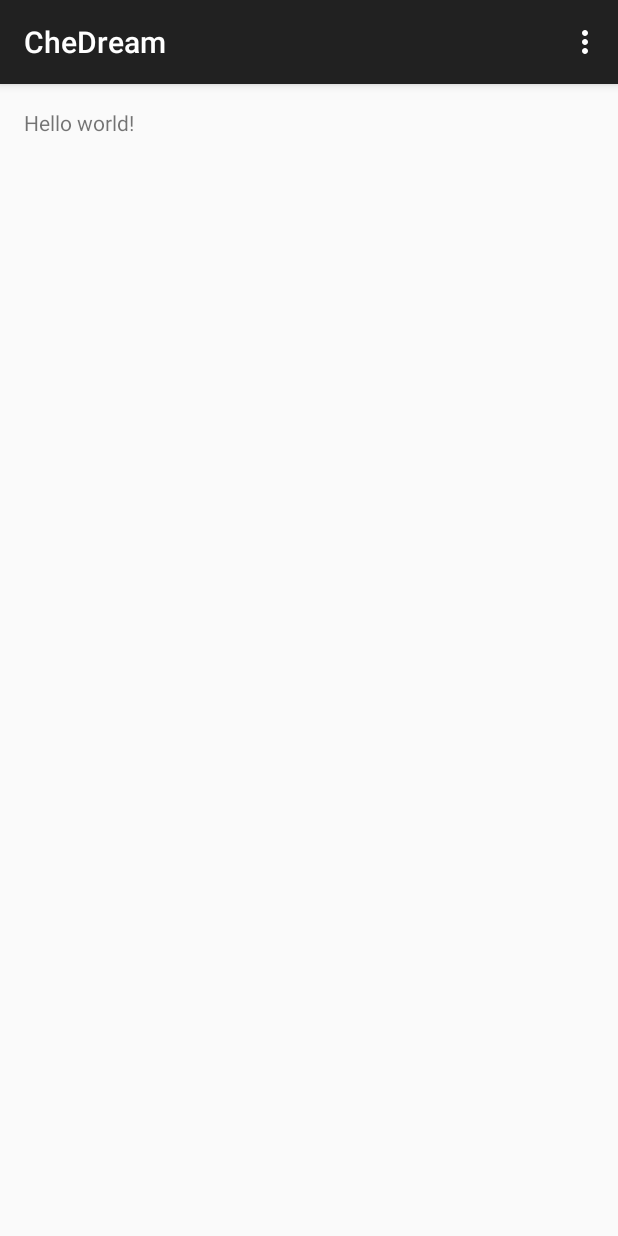
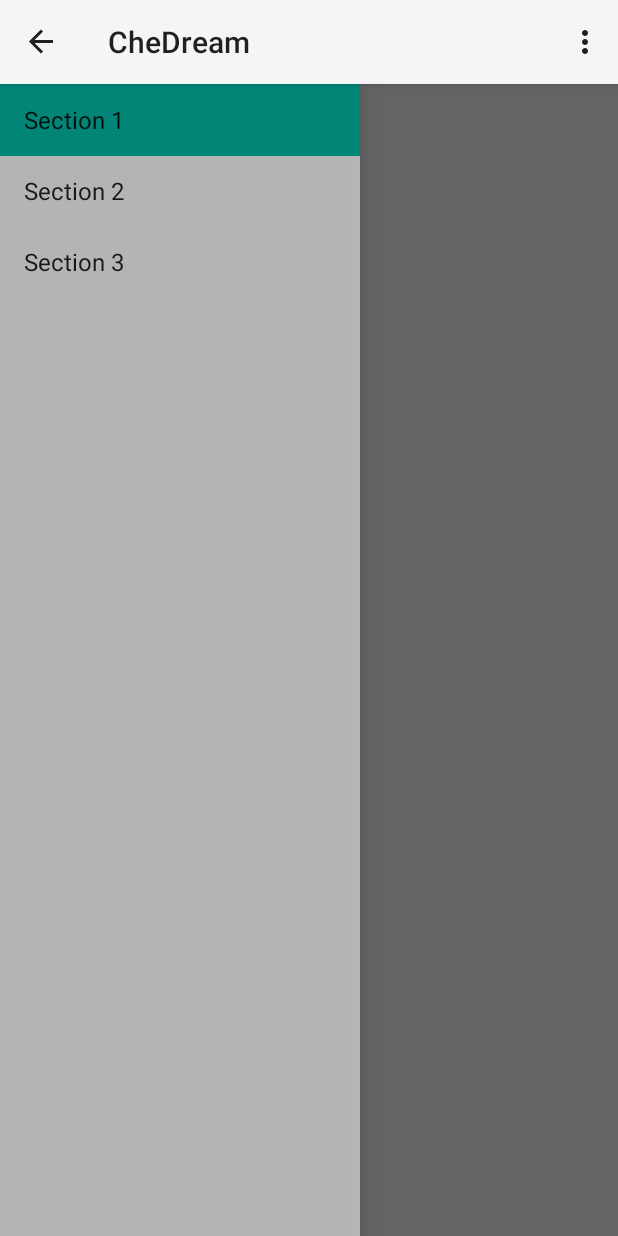
Before and after one commit to CheDream-Android/CheDream-Android, an Android app: the screen it shows after launch (MainActivity), on a phone screen of 412 x 824 dp. Run offline under Robolectric (Android 15) with nearby library versions, the light colour scheme and no system bars.

Commit message:
navigation drawer added

```diff
--- a/app/src/main/java/org/chedream/android/MainActivity.java
+++ b/app/src/main/java/org/chedream/android/MainActivity.java
@@ -1,25 +1,89 @@
 package org.chedream.android;
 
+import android.app.Activity;
+import android.os.Bundle;
+import android.support.v4.app.Fragment;
+import android.support.v4.app.FragmentManager;
+import android.support.v4.widget.DrawerLayout;
+import android.support.v7.app.ActionBar;
 import android.support.v7.app.ActionBarActivity;
-import android.os.Bundle;
+import android.view.LayoutInflater;
 import android.view.Menu;
 import android.view.MenuItem;
+import android.view.View;
+import android.view.ViewGroup;
 
 
-public class MainActivity extends ActionBarActivity {
+public class MainActivity extends ActionBarActivity
+        implements NavigationDrawerFragment.NavigationDrawerCallbacks {
+
+    /**
+     * Fragment managing the behaviors, interactions and presentation of the navigation drawer.
+     */
+    private NavigationDrawerFragment mNavigationDrawerFragment;
+
+    /**
+     * Used to store the last screen title. For use in {@link #restoreActionBar()}.
+     */
+    private CharSequence mTitle;
 
     @Override
     protected void onCreate(Bundle savedInstanceState) {
         super.onCreate(savedInstanceState);
         setContentView(R.layout.activity_main);
+
+        mNavigationDrawerFragment = (NavigationDrawerFragment)
+                getSupportFragmentManager().findFragmentById(R.id.navigation_drawer);
+        mTitle = getTitle();
+
+        // Set up the drawer.
+        mNavigationDrawerFragment.setUp(
+                R.id.navigation_drawer,
+                (DrawerLayout) findViewById(R.id.drawer_layout));
+    }
+
+    @Override
+    public void onNavigationDrawerItemSelected(int position) {
+        // update the main content by replacing fragments
+        FragmentManager fragmentManager = getSupportFragmentManager();
+        fragmentManager.beginTransaction()
+                .replace(R.id.container, PlaceholderFragment.newInstance(position + 1))
+                .commit();
+    }
+
+    public void onSectionAttached(int number) {
+        switch (number) {
+            case 1:
+                mTitle = getString(R.string.title_section1);
+                break;
+            case 2:
+                mTitle = getString(R.string.title_section2);
+                break;
+            case 3:
+                mTitle = getString(R.string.title_section3);
+                break;
+        }
+    }
+
+    public void restoreActionBar() {
+        ActionBar actionBar = getSupportActionBar();
+        actionBar.setNavigationMode(ActionBar.NAVIGATION_MODE_STANDARD);
+        actionBar.setDisplayShowTitleEnabled(true);
+        actionBar.setTitle(mTitle);
     }
 
 
     @Override
     public boolean onCreateOptionsMenu(Menu menu) {
-        // Inflate the menu; this adds items to the action bar if it is present.
-        getMenuInflater().inflate(R.menu.menu_main, menu);
-        return true;
+        if (!mNavigationDrawerFragment.isDrawerOpen()) {
+            // Only show items in the action bar relevant to this screen
+            // if the drawer is not showing. Otherwise, let the drawer
+            // decide what to show in the action bar.
+            getMenuInflater().inflate(R.menu.main, menu);
+            restoreActionBar();
+            return true;
+        }
+        return super.onCreateOptionsMenu(menu);
     }
 
     @Override
@@ -36,4 +100,45 @@
 
         return super.onOptionsItemSelected(item);
     }
+
+    /**
+     * A placeholder fragment containing a simple view.
+     */
+    public static class PlaceholderFragment extends Fragment {
+        /**
+         * The fragment argument representing the section number for this
+         * fragment.
+         */
+        private static final String ARG_SECTION_NUMBER = "section_number";
+
+        /**
+         * Returns a new instance of this fragment for the given section
+         * number.
+         */
+        public static PlaceholderFragment newInstance(int sectionNumber) {
+            PlaceholderFragment fragment = new PlaceholderFragment();
+            Bundle args = new Bundle();
+            args.putInt(ARG_SECTION_NUMBER, sectionNumber);
+            fragment.setArguments(args);
+            return fragment;
+        }
+
+        public PlaceholderFragment() {
+        }
+
+        @Override
+        public View onCreateView(LayoutInflater inflater, ViewGroup container,
+                                 Bundle savedInstanceState) {
+            View rootView = inflater.inflate(R.layout.fragment_main, container, false);
+            return rootView;
+        }
+
+        @Override
+        public void onAttach(Activity activity) {
+            super.onAttach(activity);
+            ((MainActivity) activity).onSectionAttached(
+                    getArguments().getInt(ARG_SECTION_NUMBER));
+        }
+    }
+
 }
--- /dev/null
+++ b/app/src/main/java/org/chedream/android/NavigationDrawerFragment.java
@@ -0,0 +1,274 @@
+package org.chedream.android;
+
+import android.app.Activity;
+import android.content.SharedPreferences;
+import android.content.res.Configuration;
+import android.os.Bundle;
+import android.preference.PreferenceManager;
+import android.support.v4.app.Fragment;
+import android.support.v4.view.GravityCompat;
+import android.support.v4.widget.DrawerLayout;
+import android.support.v7.app.ActionBar;
+import android.support.v7.app.ActionBarActivity;
+import android.support.v7.app.ActionBarDrawerToggle;
+import android.view.LayoutInflater;
+import android.view.Menu;
+import android.view.MenuInflater;
+import android.view.MenuItem;
+import android.view.View;
+import android.view.ViewGroup;
+import android.widget.AdapterView;
+import android.widget.ArrayAdapter;
+import android.widget.ListView;
+
+/**
+ * Fragment used for managing interactions for and presentation of a navigation drawer.
+ * See the <a href="https://developer.android.com/design/patterns/navigation-drawer.html#Interaction">
+ * design guidelines</a> for a complete explanation of the behaviors implemented here.
+ */
+public class NavigationDrawerFragment extends Fragment {
+
+    /**
+     * Remember the position of the selected item.
+     */
+    private static final String STATE_SELECTED_POSITION = "selected_navigation_drawer_position";
+
+    /**
+     * Per the design guidelines, you should show the drawer on launch until the user manually
+     * expands it. This shared preference tracks this.
+     */
+    private static final String PREF_USER_LEARNED_DRAWER = "navigation_drawer_learned";
+
+    /**
+     * A pointer to the current callbacks instance (the Activity).
+     */
+    private NavigationDrawerCallbacks mCallbacks;
+
+    /**
+     * Helper component that ties the action bar to the navigation drawer.
+     */
+    private ActionBarDrawerToggle mDrawerToggle;
+
+    private DrawerLayout mDrawerLayout;
+    private ListView mDrawerListView;
+    private View mFragmentContainerView;
+
+    private int mCurrentSelectedPosition = 0;
+    private boolean mFromSavedInstanceState;
+    private boolean mUserLearnedDrawer;
+
+    public NavigationDrawerFragment() {
+    }
+
+    @Override
+    public void onCreate(Bundle savedInstanceState) {
+        super.onCreate(savedInstanceState);
+
+        // Read in the flag indicating whether or not the user has demonstrated awareness of the
+        // drawer. See PREF_USER_LEARNED_DRAWER for details.
+        SharedPreferences sp = PreferenceManager.getDefaultSharedPreferences(getActivity());
+        mUserLearnedDrawer = sp.getBoolean(PREF_USER_LEARNED_DRAWER, false);
+
+        if (savedInstanceState != null) {
+            mCurrentSelectedPosition = savedInstanceState.getInt(STATE_SELECTED_POSITION);
+            mFromSavedInstanceState = true;
+        }
+
+        // Select either the default item (0) or the last selected item.
+        selectItem(mCurrentSelectedPosition);
+    }
+
+    @Override
+    public void onActivityCreated(Bundle savedInstanceState) {
+        super.onActivityCreated(savedInstanceState);
+        // Indicate that this fragment would like to influence the set of actions in the action bar.
+        setHasOptionsMenu(true);
+    }
+
+    @Override
+    public View onCreateView(LayoutInflater inflater, ViewGroup container,
+                             Bundle savedInstanceState) {
+        mDrawerListView = (ListView) inflater.inflate(
+                R.layout.fragment_navigation_drawer, container, false);
+        mDrawerListView.setOnItemClickListener(new AdapterView.OnItemClickListener() {
+            @Override
+            public void onItemClick(AdapterView<?> parent, View view, int position, long id) {
+                selectItem(position);
+            }
+        });
+        mDrawerListView.setAdapter(new ArrayAdapter<String>(
+                getActionBar().getThemedContext(),
+                android.R.layout.simple_list_item_activated_1,
+                android.R.id.text1,
+                new String[]{
+                        getString(R.string.title_section1),
+                        getString(R.string.title_section2),
+                        getString(R.string.title_section3),
+                }));
+        mDrawerListView.setItemChecked(mCurrentSelectedPosition, true);
+        return mDrawerListView;
+    }
+
+    public boolean isDrawerOpen() {
+        return mDrawerLayout != null && mDrawerLayout.isDrawerOpen(mFragmentContainerView);
+    }
+
+    /**
+     * Users of this fragment must call this method to set up the navigation drawer interactions.
+     *
+     * @param fragmentId   The android:id of this fragment in its activity's layout.
+     * @param drawerLayout The DrawerLayout containing this fragment's UI.
+     */
+    public void setUp(int fragmentId, DrawerLayout drawerLayout) {
+        mFragmentContainerView = getActivity().findViewById(fragmentId);
+        mDrawerLayout = drawerLayout;
+
+        // set a custom shadow that overlays the main content when the drawer opens
+        mDrawerLayout.setDrawerShadow(R.drawable.drawer_shadow, GravityCompat.START);
+        // set up the drawer's list view with items and click listener
+
+        ActionBar actionBar = getActionBar();
+        actionBar.setDisplayHomeAsUpEnabled(true);
+        actionBar.setHomeButtonEnabled(true);
+
+        // ActionBarDrawerToggle ties together the the proper interactions
+        // between the navigation drawer and the action bar app icon.
+        mDrawerToggle = new ActionBarDrawerToggle(
+                getActivity(),                    /* host Activity */
+                mDrawerLayout,                    /* DrawerLayout object */
+                R.string.navigation_drawer_open,  /* "open drawer" description for accessibility */
+                R.string.navigation_drawer_close  /* "close drawer" description for accessibility */
+        ) {
+            @Override
+            public void onDrawerClosed(View drawerView) {
+                super.onDrawerClosed(drawerView);
+                if (!isAdded()) {
+                    return;
+                }
+
+                getActivity().supportInvalidateOptionsMenu(); // calls onPrepareOptionsMenu()
+            }
+
+            @Override
+            public void onDrawerOpened(View drawerView) {
+                super.onDrawerOpened(drawerView);
+                if (!isAdded()) {
+                    return;
+                }
+
+                if (!mUserLearnedDrawer) {
+                    // The user manually opened the drawer; store this flag to prevent auto-showing
+                    // the navigation drawer automatically in the future.
+                    mUserLearnedDrawer = true;
+                    SharedPreferences sp = PreferenceManager
+                            .getDefaultSharedPreferences(getActivity());
+                    sp.edit().putBoolean(PREF_USER_LEARNED_DRAWER, true).apply();
+                }
+
+                getActivity().supportInvalidateOptionsMenu(); // calls onPrepareOptionsMenu()
+            }
+        };
+
+        // If the user hasn't 'learned' about the drawer, open it to introduce them to the drawer,
+        // per the navigation drawer design guidelines.
+        if (!mUserLearnedDrawer && !mFromSavedInstanceState) {
+            mDrawerLayout.openDrawer(mFragmentContainerView);
+        }
+
+        // Defer code dependent on restoration of previous instance state.
+        mDrawerLayout.post(new Runnable() {
+            @Override
+            public void run() {
+                mDrawerToggle.syncState();
+            }
+        });
+
+        mDrawerLayout.setDrawerListener(mDrawerToggle);
+    }
+
+    private void selectItem(int position) {
+        mCurrentSelectedPosition = position;
+        if (mDrawerListView != null) {
+            mDrawerListView.setItemChecked(position, true);
+        }
+        if (mDrawerLayout != null) {
+            mDrawerLayout.closeDrawer(mFragmentContainerView);
+        }
+        if (mCallbacks != null) {
+            mCallbacks.onNavigationDrawerItemSelected(position);
+        }
+    }
+
+    @Override
+    public void onAttach(Activity activity) {
+        super.onAttach(activity);
+        try {
+            mCallbacks = (NavigationDrawerCallbacks) activity;
+        } catch (ClassCastException e) {
+            throw new ClassCastException("Activity must implement NavigationDrawerCallbacks.");
+        }
+    }
+
+    @Override
+    public void onDetach() {
+        super.onDetach();
+        mCallbacks = null;
+    }
+
+    @Override
+    public void onSaveInstanceState(Bundle outState) {
+        super.onSaveInstanceState(outState);
+        outState.putInt(STATE_SELECTED_POSITION, mCurrentSelectedPosition);
+    }
+
+    @Override
+    public void onConfigurationChanged(Configuration newConfig) {
+        super.onConfigurationChanged(newConfig);
+        // Forward the new configuration the drawer toggle component.
+        mDrawerToggle.onConfigurationChanged(newConfig);
+    }
+
+    @Override
+    public void onCreateOptionsMenu(Menu menu, MenuInflater inflater) {
+        // If the drawer is open, show the global app actions in the action bar. See also
+        // showGlobalContextActionBar, which controls the top-left area of the action bar.
+        if (mDrawerLayout != null && isDrawerOpen()) {
+            inflater.inflate(R.menu.global, menu);
+            showGlobalContextActionBar();
+        }
+        super.onCreateOptionsMenu(menu, inflater);
+    }
+
+    @Override
+    public boolean onOptionsItemSelected(MenuItem item) {
+        if (mDrawerToggle.onOptionsItemSelected(item)) {
+            return true;
+        }
+        return super.onOptionsItemSelected(item);
+    }
+
+    /**
+     * Per the navigation drawer design guidelines, updates the action bar to show the global app
+     * 'context', rather than just what's in the current screen.
+     */
+    private void showGlobalContextActionBar() {
+        ActionBar actionBar = getActionBar();
+        actionBar.setDisplayShowTitleEnabled(true);
+        actionBar.setNavigationMode(ActionBar.NAVIGATION_MODE_STANDARD);
+        actionBar.setTitle(R.string.app_name);
+    }
+
+    private ActionBar getActionBar() {
+        return ((ActionBarActivity) getActivity()).getSupportActionBar();
+    }
+
+    /**
+     * Callbacks interface that all activities using this fragment must implement.
+     */
+    public static interface NavigationDrawerCallbacks {
+        /**
+         * Called when an item in the navigation drawer is selected.
+         */
+        void onNavigationDrawerItemSelected(int position);
+    }
+}
--- a/app/src/main/res/layout/activity_main.xml
+++ b/app/src/main/res/layout/activity_main.xml
@@ -1,11 +1,31 @@
-<RelativeLayout xmlns:android="http://schemas.android.com/apk/res/android"
-    xmlns:tools="http://schemas.android.com/tools" android:layout_width="match_parent"
-    android:layout_height="match_parent" android:paddingLeft="@dimen/activity_horizontal_margin"
-    android:paddingRight="@dimen/activity_horizontal_margin"
-    android:paddingTop="@dimen/activity_vertical_margin"
-    android:paddingBottom="@dimen/activity_vertical_margin" tools:context=".MainActivity">
+<!-- A DrawerLayout is intended to be used as the top-level content view using match_parent for both width and height to consume the full space available. -->
+<android.support.v4.widget.DrawerLayout xmlns:android="http://schemas.android.com/apk/res/android"
+    xmlns:tools="http://schemas.android.com/tools"
+    android:id="@+id/drawer_layout"
+    android:layout_width="match_parent"
+    android:layout_height="match_parent"
+    tools:context="org.chedream.android.MainActivity">
 
-    <TextView android:text="@string/hello_world" android:layout_width="wrap_content"
-        android:layout_height="wrap_content" />
+    <!-- As the main content view, the view below consumes the entire
+         space available using match_parent in both dimensions. -->
+    <FrameLayout
+        android:id="@+id/container"
+        android:layout_width="match_parent"
+        android:layout_height="match_parent" />
 
-</RelativeLayout>
+    <!-- android:layout_gravity="start" tells DrawerLayout to treat
+         this as a sliding drawer on the left side for left-to-right
+         languages and on the right side for right-to-left languages.
+         If you're not building against API 17 or higher, use
+         android:layout_gravity="left" instead. -->
+    <!-- The drawer is given a fixed width in dp and extends the full height of
+         the container. -->
+    <fragment
+        android:id="@+id/navigation_drawer"
+        android:name="org.chedream.android.NavigationDrawerFragment"
+        android:layout_width="@dimen/navigation_drawer_width"
+        android:layout_height="match_parent"
+        android:layout_gravity="start"
+        tools:layout="@layout/fragment_navigation_drawer" />
+
+</android.support.v4.widget.DrawerLayout>
--- /dev/null
+++ b/app/src/main/res/layout/fragment_main.xml
@@ -0,0 +1,16 @@
+<RelativeLayout xmlns:android="http://schemas.android.com/apk/res/android"
+    xmlns:tools="http://schemas.android.com/tools"
+    android:layout_width="match_parent"
+    android:layout_height="match_parent"
+    android:paddingBottom="@dimen/activity_vertical_margin"
+    android:paddingLeft="@dimen/activity_horizontal_margin"
+    android:paddingRight="@dimen/activity_horizontal_margin"
+    android:paddingTop="@dimen/activity_vertical_margin"
+    tools:context="org.chedream.android.MainActivity$PlaceholderFragment">
+
+    <TextView
+        android:id="@+id/section_label"
+        android:layout_width="wrap_content"
+        android:layout_height="wrap_content" />
+
+</RelativeLayout>
--- /dev/null
+++ b/app/src/main/res/layout/fragment_navigation_drawer.xml
@@ -0,0 +1,9 @@
+<ListView xmlns:android="http://schemas.android.com/apk/res/android"
+    xmlns:tools="http://schemas.android.com/tools"
+    android:layout_width="match_parent"
+    android:layout_height="match_parent"
+    android:background="#cccc"
+    android:choiceMode="singleChoice"
+    android:divider="@android:color/transparent"
+    android:dividerHeight="0dp"
+    tools:context="org.chedream.android.NavigationDrawerFragment" />
--- /dev/null
+++ b/app/src/main/res/menu/global.xml
@@ -0,0 +1,8 @@
+<menu xmlns:android="http://schemas.android.com/apk/res/android"
+    xmlns:app="http://schemas.android.com/apk/res-auto">
+    <item
+        android:id="@+id/action_settings"
+        android:orderInCategory="100"
+        android:title="@string/action_settings"
+        app:showAsAction="never" />
+</menu>
--- /dev/null
+++ b/app/src/main/res/menu/main.xml
@@ -0,0 +1,10 @@
+<menu xmlns:android="http://schemas.android.com/apk/res/android"
+    xmlns:app="http://schemas.android.com/apk/res-auto"
+    xmlns:tools="http://schemas.android.com/tools"
+    tools:context="org.chedream.android.MainActivity">
+    <item
+        android:id="@+id/action_settings"
+        android:orderInCategory="100"
+        android:title="@string/action_settings"
+        app:showAsAction="never" />
+</menu>
--- a/app/src/main/res/menu/menu_main.xml
+++ /dev/null
@@ -1,6 +0,0 @@
-<menu xmlns:android="http://schemas.android.com/apk/res/android"
-    xmlns:app="http://schemas.android.com/apk/res-auto"
-    xmlns:tools="http://schemas.android.com/tools" tools:context=".MainActivity">
-    <item android:id="@+id/action_settings" android:title="@string/action_settings"
-        android:orderInCategory="100" app:showAsAction="never" />
-</menu>
--- a/app/src/main/res/values/dimens.xml
+++ b/app/src/main/res/values/dimens.xml
@@ -2,4 +2,8 @@
     <!-- Default screen margins, per the Android Design guidelines. -->
     <dimen name="activity_horizontal_margin">16dp</dimen>
     <dimen name="activity_vertical_margin">16dp</dimen>
+
+    <!-- Per the design guidelines, navigation drawers should be between 240dp and 320dp:
+         https://developer.android.com/design/patterns/navigation-drawer.html -->
+    <dimen name="navigation_drawer_width">240dp</dimen>
 </resources>
--- a/app/src/main/res/values/strings.xml
+++ b/app/src/main/res/values/strings.xml
@@ -4,5 +4,15 @@
     <string name="app_name">CheDream</string>
     <string name="hello_world">Hello world!</string>
     <string name="action_settings">Settings</string>
+    <string name="title_activity_main">MainActivity</string>
+
+    <string name="title_section1">Section 1</string>
+    <string name="title_section2">Section 2</string>
+    <string name="title_section3">Section 3</string>
+
+    <string name="navigation_drawer_open">Open navigation drawer</string>
+    <string name="navigation_drawer_close">Close navigation drawer</string>
+
+    <string name="action_example">Example action</string>
 
 </resources>
--- a/app/src/main/res/values/styles.xml
+++ b/app/src/main/res/values/styles.xml
@@ -1,7 +1,7 @@
 <resources>
 
     <!-- Base application theme. -->
-    <style name="AppTheme" parent="Theme.AppCompat.Light.DarkActionBar">
+    <style name="AppTheme" parent="Theme.AppCompat.Light">
         <!-- Customize your theme here. -->
     </style>
 
```
Also changed, not shown: app/src/main/res/drawable-hdpi/drawer_shadow.9.png (added), app/src/main/res/drawable-mdpi/drawer_shadow.9.png (added), app/src/main/res/drawable-xhdpi/drawer_shadow.9.png (added), app/src/main/res/drawable-xxhdpi/drawer_shadow.9.png (added).
